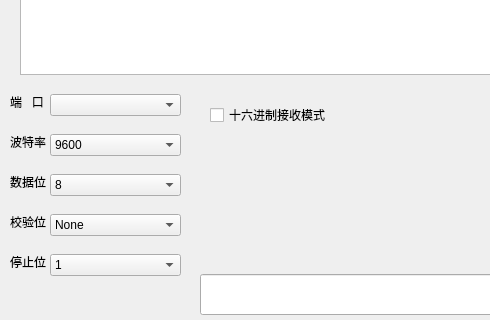
Qt form serial/mainwindow.ui (dichi/SerialBasedonQt) before a commit; both pictures show x 0 to 490 and y 156 to 476 of the 800 by 580 pixel window.
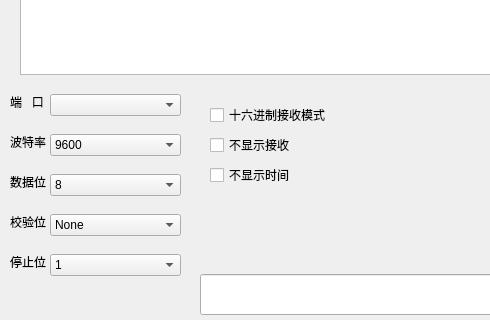
The same form after that commit.

Commit message: 1.发送时间显示和接收时间显示使用等宽字符

Diff of the .ui file:
```diff
--- a/serial/mainwindow.ui
+++ b/serial/mainwindow.ui
@@ -322,6 +322,32 @@
      <string>十六进制输出模式</string>
     </property>
    </widget>
+   <widget class="QCheckBox" name="IfShowRec">
+    <property name="geometry">
+     <rect>
+      <x>210</x>
+      <y>290</y>
+      <width>81</width>
+      <height>22</height>
+     </rect>
+    </property>
+    <property name="text">
+     <string>不显示接收</string>
+    </property>
+   </widget>
+   <widget class="QCheckBox" name="IfShowTime">
+    <property name="geometry">
+     <rect>
+      <x>210</x>
+      <y>320</y>
+      <width>81</width>
+      <height>22</height>
+     </rect>
+    </property>
+    <property name="text">
+     <string>不显示时间</string>
+    </property>
+   </widget>
   </widget>
   <widget class="QMenuBar" name="menubar">
    <property name="geometry">
```
Left out of the diff: 5 changed lines with no effect on the pictures. The commit also changes 4 other files.
